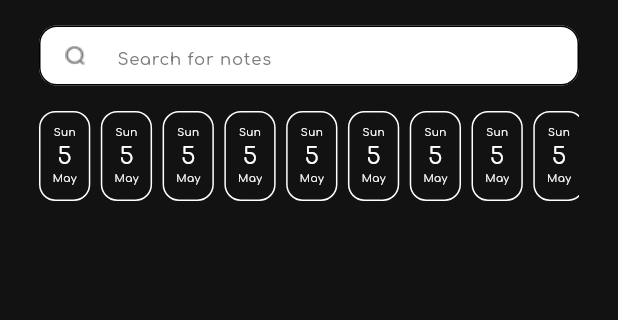
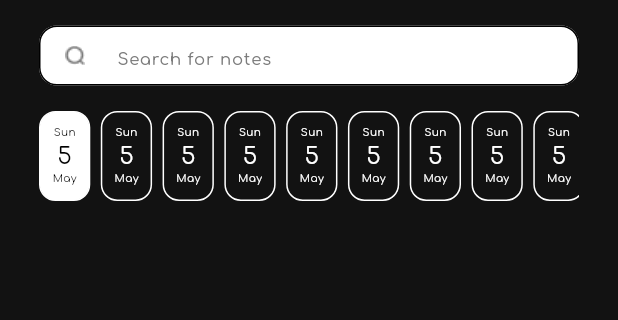
Before and after one commit to As-tra/memo_mate, a Flutter app: the screen it shows after launch, on a phone screen of 412 x 824 dp, the part 117-437 px from its top. Run offline on Flutter 3.47's test engine with Material 3 defaults, Android fonts, the phone set to English and light mode, and no system bars; our stand-ins replace flutter_bloc.

Commit message:
add the active dateCard selection with the cubit

```diff
--- a/lib/widgets/date_bar.dart
+++ b/lib/widgets/date_bar.dart
@@ -1,4 +1,6 @@
 import 'package:flutter/material.dart';
+import 'package:flutter_bloc/flutter_bloc.dart';
+import 'package:memo_mate/cubits/cubit/date_cubit.dart';
 import 'package:memo_mate/helpers/get_dates.dart';
 import 'package:memo_mate/models/date_modal.dart';
 import 'package:memo_mate/widgets/date_show_card.dart';
@@ -9,16 +11,27 @@ class DateBar extends StatelessWidget {
   @override
   Widget build(BuildContext context) {
     List<Date> dates = getNextTwoWeeks();
-    return SizedBox(
+    return BlocProvider(
+      create: (context) => DateCubit(),
+      child: SizedBox(
         height: 60,
         child: ListView.builder(
           itemCount: dates.length,
           scrollDirection: Axis.horizontal,
           itemBuilder: (context, index) {
+            return BlocBuilder<DateCubit, DateState>(
+              builder: (context, state) {
                 return DateShowCard(
                   date: dates[index],
+                  index: index,
+                  color: BlocProvider.of<DateCubit>(context).current == index
+                      ? Colors.white
+                      : Colors.transparent,
                 );
               },
+            );
+          },
+        ),
       ),
     );
   }
--- a/lib/widgets/date_show_card.dart
+++ b/lib/widgets/date_show_card.dart
@@ -1,20 +1,25 @@
 import 'package:flutter/material.dart';
+import 'package:flutter_bloc/flutter_bloc.dart';
+import 'package:memo_mate/cubits/cubit/date_cubit.dart';
 import 'package:memo_mate/models/date_modal.dart';
 import 'package:memo_mate/widgets/custom_text.dart';
 
 class DateShowCard extends StatelessWidget {
   final Date date;
   final Color color;
+  final int index;
   const DateShowCard({
     super.key,
     required this.date,
-    this.color = Colors.transparent,
+    required this.color, required this.index,
   });
 
   @override
   Widget build(BuildContext context) {
     return GestureDetector(
-      onTap: () {},
+      onTap: () {
+        BlocProvider.of<DateCubit>(context).selectDateCard(index);
+      },
       child: Container(
         padding: const EdgeInsets.all(8),
         margin: const EdgeInsets.only(right: 7),
```
Lines whose indentation alone changed are shown as unchanged.
